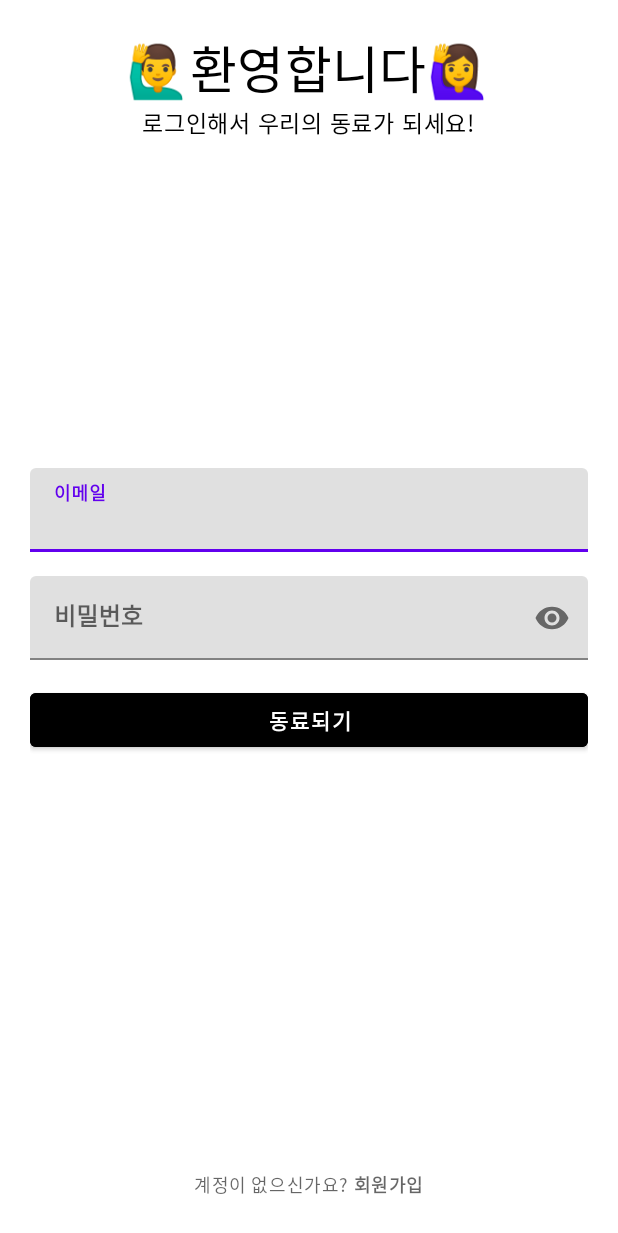
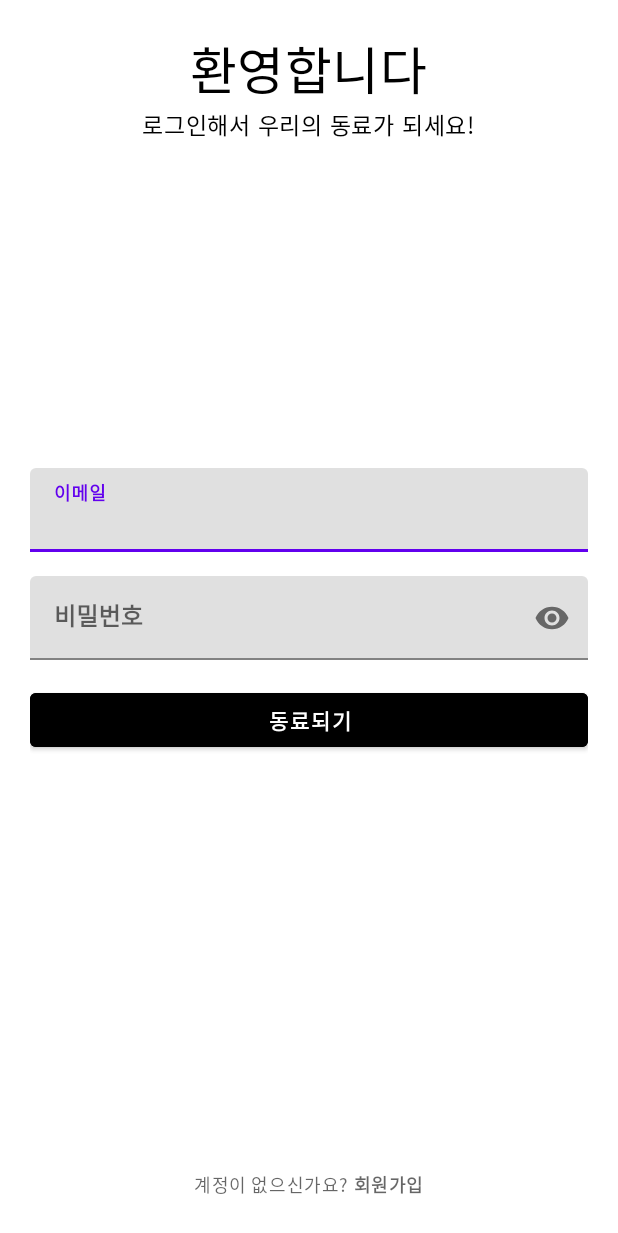
Before and after one commit to cuty-semicolon/MM, an Android app: the screen it shows after launch (LoginActivity), on a phone screen of 412 x 824 dp. Shown: the top 1233 px of the screen. Run offline under Robolectric (Android 15) with nearby library versions, the phone set to English and light mode, and no system bars; our stand-ins replace Firebase (no records; nobody signed in at launch, a user with empty details on screens opened directly).

Commit message:
📑 :: #49 로그인 화면 UI변경

```diff
--- a/loginandlegister/app/src/main/res/layout/activity_login.xml
+++ b/loginandlegister/app/src/main/res/layout/activity_login.xml
@@ -15,7 +15,7 @@
         android:layout_width="wrap_content"
         android:layout_height="wrap_content"
         android:layout_centerHorizontal="true"
-        android:text="🙋‍♂환영합니다🙋‍♀"
+        android:text="환영합니다"
         android:textColor="@color/black" />
 
     <TextView
```
